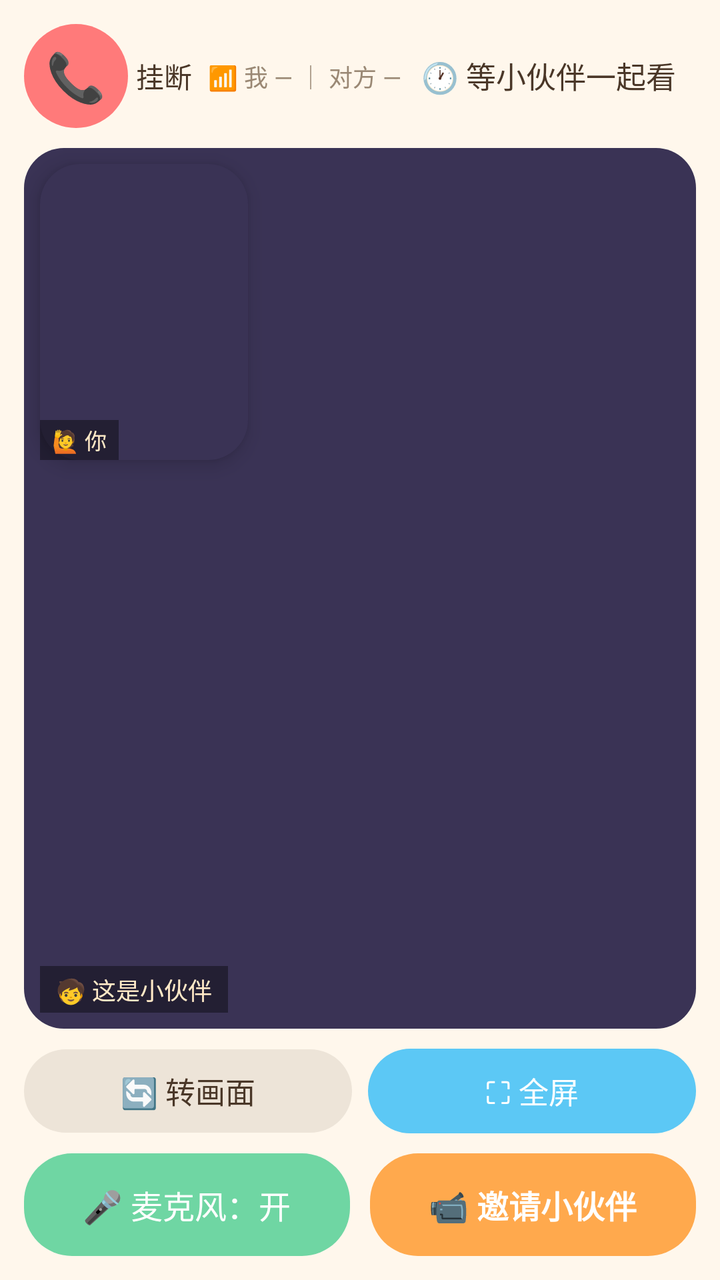
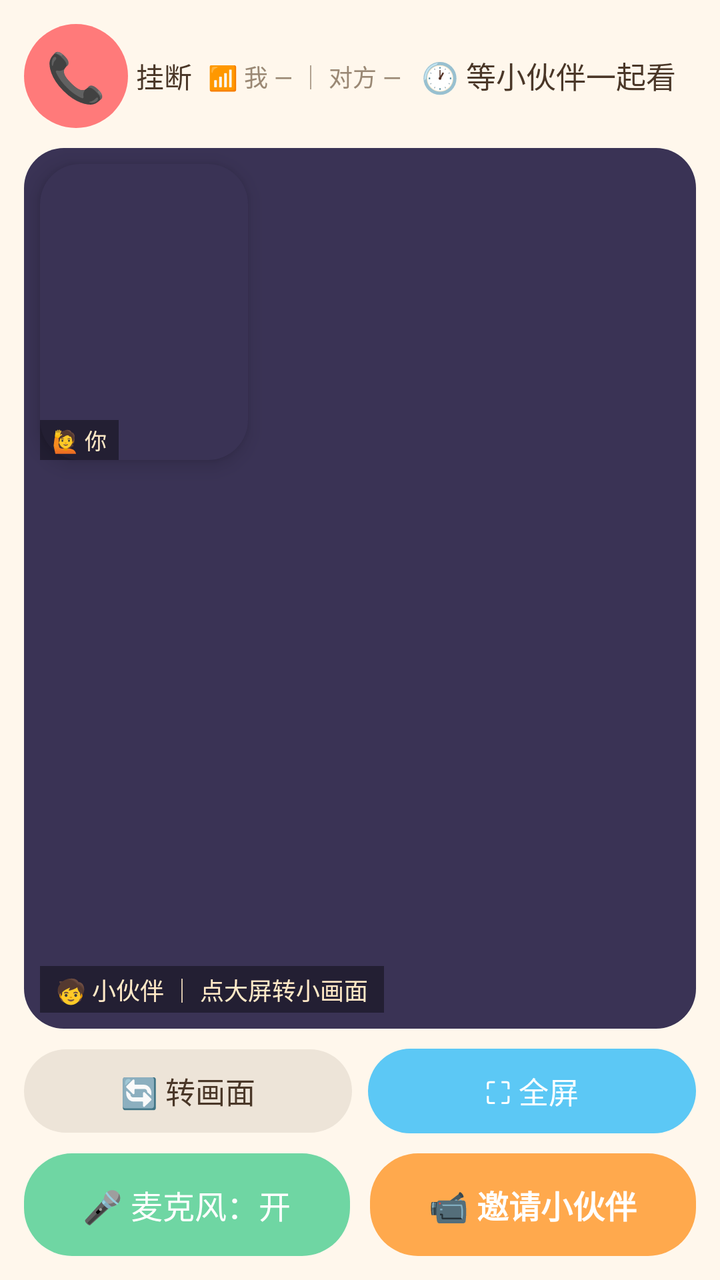

Screens rendered from an Android XML layout before and after an edit, with the pre-edit source and the edit as a unified diff.
<!-- AndroidManifest.xml: application theme Theme.KidsTalk -->
<!-- res/layout/activity_video.xml -->
<?xml version="1.0" encoding="utf-8"?>
<FrameLayout xmlns:android="http://schemas.android.com/apk/res/android"
    android:id="@+id/videoRoot"
    android:layout_width="match_parent"
    android:layout_height="match_parent"
    android:background="#000000">

    <LinearLayout
        android:id="@+id/videoContent"
        android:orientation="vertical"
        android:padding="12dp"
        android:background="@color/kids_bg"
        android:layout_width="match_parent"
        android:layout_height="match_parent">

        <LinearLayout
            android:id="@+id/videoTopBar"
            android:orientation="horizontal"
            android:gravity="center_vertical"
            android:layout_width="match_parent"
            android:layout_height="wrap_content">

            <FrameLayout
                android:id="@+id/btnVideoBack"
                android:clickable="true"
                android:focusable="true"
                android:foreground="@drawable/ripple_light"
                android:background="@drawable/shape_circle_red"
                android:layout_width="52dp"
                android:layout_height="52dp">

                <TextView
                    android:text="📞"
                    android:textSize="24sp"
                    android:layout_gravity="center"
                    android:layout_width="wrap_content"
                    android:layout_height="wrap_content" />
            </FrameLayout>

            <TextView
                android:text="挂断"
                android:textSize="14sp"
                android:textColor="@color/kids_text"
                android:layout_marginStart="4dp"
                android:layout_width="wrap_content"
                android:layout_height="wrap_content" />

            <TextView
                android:id="@+id/tvLink"
                android:text="📶 我 — ｜ 对方 —"
                android:textSize="12sp"
                android:textColor="@color/kids_text_sub"
                android:layout_marginStart="8dp"
                android:layout_width="wrap_content"
                android:layout_height="wrap_content" />

            <TextView
                android:id="@+id/tvVideoStatus"
                android:text="🕐 等小伙伴一起看"
                android:textSize="15sp"
                android:textColor="@color/kids_text"
                android:layout_marginStart="10dp"
                android:layout_width="0dp"
                android:layout_weight="1"
                android:layout_height="wrap_content" />
        </LinearLayout>

        
        <FrameLayout
            android:id="@+id/videoStage"
            android:layout_width="match_parent"
            android:layout_height="0dp"
            android:layout_weight="1"
            android:layout_marginTop="10dp"
            android:background="@drawable/shape_screen">

            <TextureView
                android:id="@+id/remoteView"
                android:layout_width="match_parent"
                android:layout_height="match_parent"
                android:layout_gravity="center" />

            <TextView
                android:id="@+id/tvRemoteTag"
                android:text="🧒 这是小伙伴"
                android:textSize="12sp"
                android:textColor="#FFE9C7"
                android:background="#66000000"
                android:paddingHorizontal="8dp"
                android:paddingVertical="3dp"
                android:layout_gravity="bottom|start"
                android:layout_margin="8dp"
                android:layout_width="wrap_content"
                android:layout_height="wrap_content" />

            <FrameLayout
                android:id="@+id/localCard"
                android:layout_width="104dp"
                android:layout_height="148dp"
                android:layout_gravity="top|start"
                android:layout_margin="8dp"
                android:background="@drawable/shape_screen"
                android:elevation="6dp">

                <TextureView
                    android:id="@+id/localPreview"
                    android:layout_width="match_parent"
                    android:layout_height="match_parent"
                    android:layout_gravity="center" />

                <TextView
                    android:text="🙋 你"
                    android:textSize="11sp"
                    android:textColor="#FFE9C7"
                    android:background="#66000000"
                    android:paddingHorizontal="6dp"
                    android:paddingVertical="2dp"
                    android:layout_gravity="bottom|start"
                    android:layout_width="wrap_content"
                    android:layout_height="wrap_content" />
            </FrameLayout>
        </FrameLayout>

        
        <LinearLayout
            android:id="@+id/videoToolBar"
            android:orientation="horizontal"
            android:gravity="center"
            android:layout_marginTop="10dp"
            android:layout_width="match_parent"
            android:layout_height="wrap_content">

            <TextView
                android:id="@+id/btnRotate"
                android:text="🔄 转画面"
                android:textSize="15sp"
                android:textColor="@color/kids_text"
                android:background="@drawable/shape_pill_gray"
                android:gravity="center"
                android:clickable="true"
                android:focusable="true"
                android:paddingVertical="10dp"
                android:layout_width="0dp"
                android:layout_weight="1"
                android:layout_height="wrap_content" />

            <TextView
                android:id="@+id/btnFullscreen"
                android:text="⛶ 全屏"
                android:textSize="15sp"
                android:textColor="#FFFFFF"
                android:background="@drawable/shape_pill_blue"
                android:gravity="center"
                android:clickable="true"
                android:focusable="true"
                android:paddingVertical="10dp"
                android:layout_marginStart="8dp"
                android:layout_width="0dp"
                android:layout_weight="1"
                android:layout_height="wrap_content" />
        </LinearLayout>

        
        <LinearLayout
            android:id="@+id/videoBottomBar"
            android:orientation="horizontal"
            android:gravity="center"
            android:layout_marginTop="10dp"
            android:layout_width="match_parent"
            android:layout_height="wrap_content">

            <TextView
                android:id="@+id/btnMic"
                android:text="🎤 麦克风：开"
                android:textSize="16sp"
                android:textColor="#FFFFFF"
                android:background="@drawable/shape_pill_green"
                android:gravity="center"
                android:clickable="true"
                android:focusable="true"
                android:paddingVertical="14dp"
                android:layout_width="0dp"
                android:layout_weight="1"
                android:layout_height="wrap_content" />

            <TextView
                android:id="@+id/btnInvite"
                android:text="📹 邀请小伙伴"
                android:textSize="16sp"
                android:textStyle="bold"
                android:textColor="#FFFFFF"
                android:background="@drawable/shape_pill_orange"
                android:gravity="center"
                android:clickable="true"
                android:focusable="true"
                android:paddingVertical="14dp"
                android:layout_marginStart="10dp"
                android:layout_width="0dp"
                android:layout_weight="1"
                android:layout_height="wrap_content" />
        </LinearLayout>
    </LinearLayout>
</FrameLayout>
<!-- resources referenced by this layout -->
<resources>
  <color name="kids_bg">#FFF7EC</color>
  <color name="kids_text">#4A3728</color>
  <color name="kids_text_sub">#9A8874</color>
  <!-- drawable ripple_light (drawable) -->
  <?xml version="1.0" encoding="utf-8"?>
  <ripple xmlns:android="http://schemas.android.com/apk/res/android"
      android:color="#59FFFFFF" />
  <!-- drawable shape_circle_red (drawable) -->
  <?xml version="1.0" encoding="utf-8"?>
  <shape xmlns:android="http://schemas.android.com/apk/res/android" android:shape="oval">
      <solid android:color="#FF7A7A" />
  </shape>
  <!-- drawable shape_pill_blue (drawable) -->
  <?xml version="1.0" encoding="utf-8"?>
  <shape xmlns:android="http://schemas.android.com/apk/res/android" android:shape="rectangle">
      <solid android:color="#5CC8F5" />
      <corners android:radius="28dp" />
  </shape>
  <!-- drawable shape_pill_gray (drawable) -->
  <?xml version="1.0" encoding="utf-8"?>
  <shape xmlns:android="http://schemas.android.com/apk/res/android" android:shape="rectangle">
      <solid android:color="#EDE4D8" />
      <corners android:radius="24dp" />
  </shape>
  <!-- drawable shape_pill_green (drawable) -->
  <?xml version="1.0" encoding="utf-8"?>
  <shape xmlns:android="http://schemas.android.com/apk/res/android" android:shape="rectangle">
      <solid android:color="#6FD6A3" />
      <corners android:radius="24dp" />
  </shape>
  <!-- drawable shape_pill_orange (drawable) -->
  <?xml version="1.0" encoding="utf-8"?>
  <shape xmlns:android="http://schemas.android.com/apk/res/android" android:shape="rectangle">
      <solid android:color="#FFA94D" />
      <corners android:radius="24dp" />
  </shape>
  <!-- drawable shape_screen (drawable) -->
  <?xml version="1.0" encoding="utf-8"?>
  <shape xmlns:android="http://schemas.android.com/apk/res/android" android:shape="rectangle">
      <solid android:color="#3A3355" />
      <corners android:radius="20dp" />
  </shape>
  <style name="Theme.KidsTalk" parent="Theme.Material3.Light.NoActionBar">
          <item name="colorPrimary">@color/c_pink</item>
          <item name="colorPrimaryDark">@color/c_orange_dark</item>
          <item name="colorAccent">@color/c_orange</item>
          <item name="android:colorBackground">@color/kids_bg</item>
          <item name="android:windowBackground">@color/kids_bg</item>
          <item name="android:textColorPrimary">@color/kids_text</item>
          <item name="android:textColorSecondary">@color/kids_text_sub</item>
          <item name="android:statusBarColor">@color/kids_cream</item>
          <item name="android:windowLightStatusBar">true</item>
      </style>
  <color name="c_pink">#FF8FB1</color>
  <color name="c_orange_dark">#F08A24</color>
  <color name="c_orange">#FFA94D</color>
  <color name="kids_cream">#FFF0D2</color>
</resources>

<!-- the commit's change to res/layout/activity_video.xml (unified diff, before → after) -->
@@ -82,7 +82,7 @@
 
             <TextView
                 android:id="@+id/tvRemoteTag"
-                android:text="🧒 这是小伙伴"
+                android:text="🧒 小伙伴 ｜ 点大屏转小画面"
                 android:textSize="12sp"
                 android:textColor="#FFE9C7"
                 android:background="#66000000"
